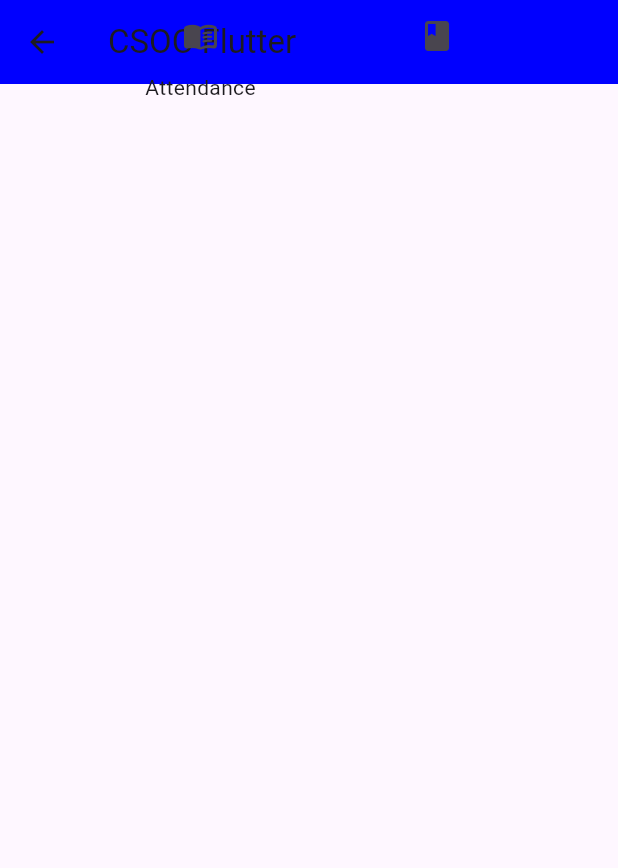
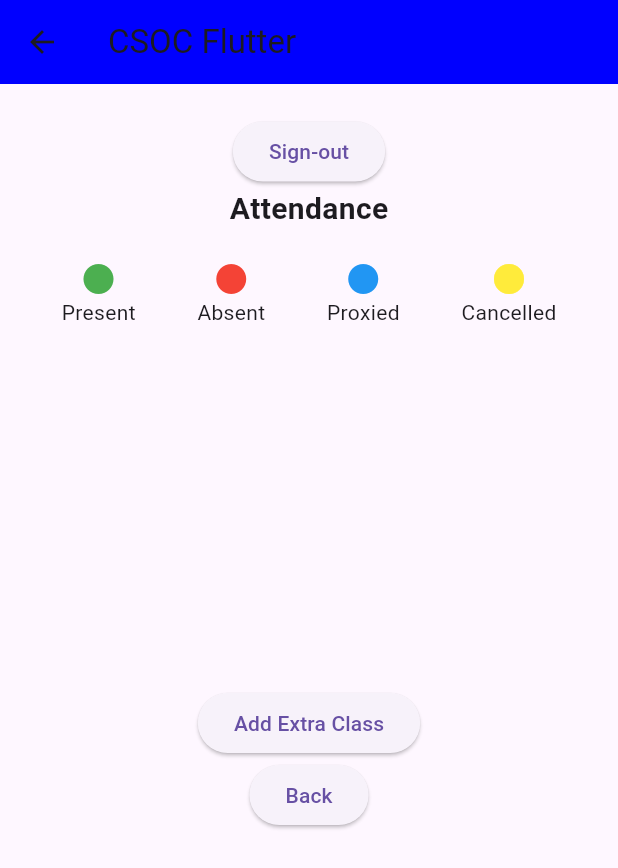
Before and after one commit to Varun-Kolanu/csoc_flutter, a Flutter app: the HomeScreen screen opened directly with empty values, on a phone screen of 412 x 824 dp. Shown: the top 868 px of the screen. Run offline on Flutter 3.47's test engine with Material 3 defaults, Android fonts, the phone set to English and light mode, and no system bars; our stand-ins replace cloud_firestore, firebase_auth, firebase_core, flutter_bloc, google_sign_in; accounts and stored records are empty.

Commit message:
feat: Added attendance layout to home screen

```diff
--- a/lib/ui/screens/home_screen.dart
+++ b/lib/ui/screens/home_screen.dart
@@ -5,7 +5,7 @@ import 'package:csoc_flutter/utils/colors.dart';
 import 'package:flutter/material.dart';
 import 'package:flutter_bloc/flutter_bloc.dart';
 
-import 'attendance.dart';
+
 
 // Can also access current User by AuthService().currentUser globally in the app
 
@@ -22,48 +22,82 @@ class _HomeScreenState extends State<HomeScreen> {
   Widget build(BuildContext context) {
     AuthCubit authCubit = context.read<AuthCubit>();
     return Scaffold(
-      appBar:   const CustomAppBar(
+      appBar: const CustomAppBar(
         title: "CSOC Flutter",
         backgroundColor: AppColors.primaryColor,
         actions: [
-
         ],
 
       ),
       body: Column(
         children: [
           Text(widget.user.name!),
-
-
-
-
           ElevatedButton(
             onPressed: authCubit.signOut,
             child: const Text("Sign-out"),
           ),
-        ],
-      ),
-      bottomNavigationBar:
-      Row(
+      Center(
+        child: Column(
+          mainAxisSize: MainAxisSize.min,
+          children: [
+            const Text('Attendance', style: TextStyle(fontSize: 20, fontWeight: FontWeight.bold)),
+            const SizedBox(height: 20),
+            const Row(
               mainAxisAlignment: MainAxisAlignment.spaceEvenly,
               children: [
                 Column(
                   children: [
-              IconButton(onPressed: ()=> {
-                Navigator.push(context, MaterialPageRoute(builder: (context) => const Attendance()))
-              }, icon: const Icon(Icons.menu_book_rounded) ),
-              const Text('Attendance')
+                    Icon(Icons.circle, color: Colors.green),
+                    Text('Present'),
                   ],
                 ),
                 Column(
                   children: [
-              IconButton(onPressed:()=>{} //Todo: Add the reminder page.
-                  , icon: const Icon(Icons.book))
+                    Icon(Icons.circle, color: Colors.red),
+                    Text('Absent'),
+                  ],
+                ),
+                Column(
+                  children: [
+                    Icon(Icons.circle, color: Colors.blue),
+                    Text('Proxied'),
+                  ],
+                ),
+                Column(
+                  children: [
+                    Icon(Icons.circle, color: Colors.yellow),
+                    Text('Cancelled'),
                   ],
                 )
               ],
+            ),
+            const SizedBox(height: 20),
+            const SizedBox(
+                height: 200,
+                child: SingleChildScrollView(
+                    child: Column(
+                        children: [
+                          //TODO: Add a classes class and display the classes on the selected date here.
+                        ]
+                    )
+                )
+            ),
+            const SizedBox(height: 20),
 
+            ElevatedButton(
+              onPressed: () {
+                //TODO: Add logic to add extra class
+              },
+              child: const Text('Add Extra Class'), ),
+            ElevatedButton(onPressed: (){
+              Navigator.of(context).pop();
+            }, child: const Text('Back'))
+          ],
         ),
+      ),
+      ],)
+
       );
+
   }
 }
--- a/lib/ui/screens/login_screen.dart
+++ b/lib/ui/screens/login_screen.dart
@@ -18,12 +18,11 @@ class _LoginScreenState extends State<LoginScreen> {
     return Scaffold(
       appBar: AppBar(
         title: const Text("Login"),
-        centerTitle: true,
       ),
       body: Center(
         child: ElevatedButton(
           onPressed: authCubit.signinWithGoogle,
-          child: const Text("Sign-in with Google"),
+          child: const Text("Signin with Google"),
         ),
       ),
     );
```
Also changed, not shown: lib/ui/screens/attendance.dart (deleted, +0 -80 lines), pubspec.lock. Lines whose indentation alone changed are shown as unchanged.
